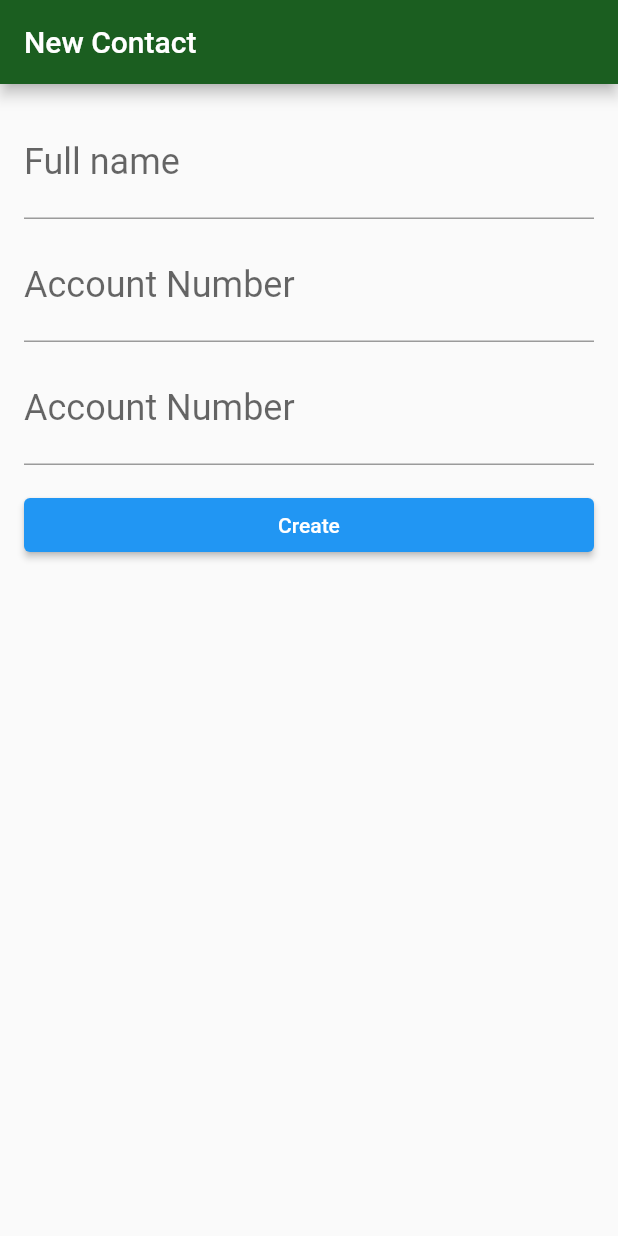
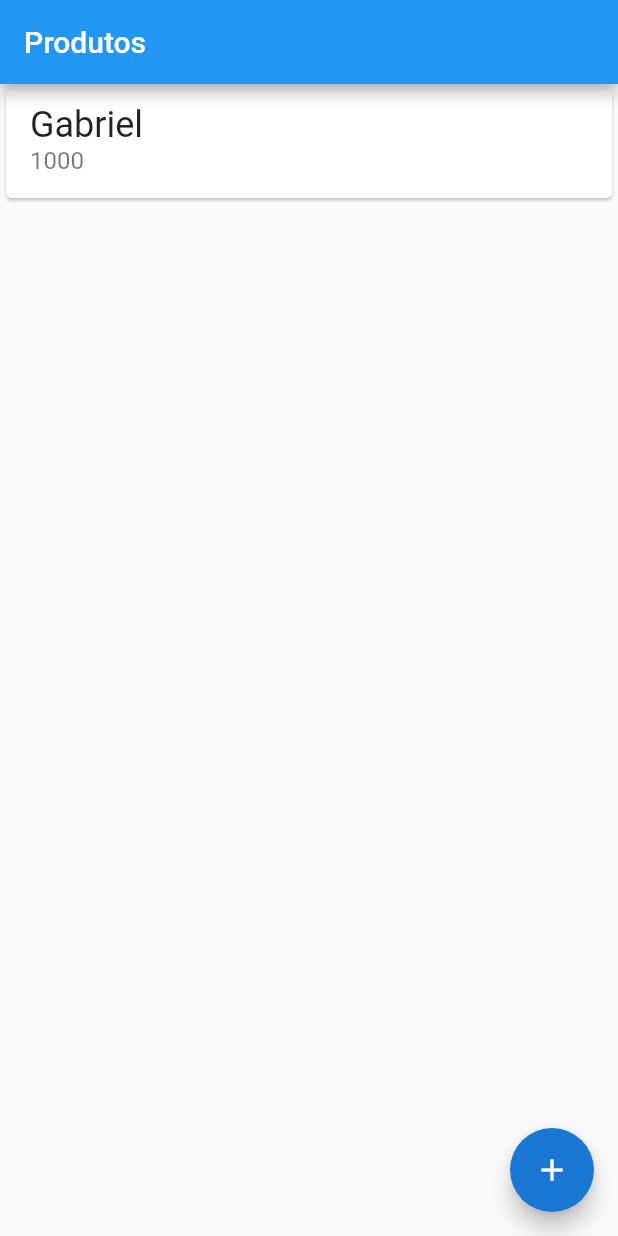
Before and after one commit to Gabriel-Campos-Marques/cad_Produtos, a Flutter app: the screen it shows after launch, on a phone screen of 412 x 824 dp. Run offline on Flutter 3.47's test engine with Material 2 defaults, Android fonts, the phone set to English and light mode, and no system bars.

Commit message:
Finalizado o DropdownButton e personalização da tela

```diff
--- a/lib/main.dart
+++ b/lib/main.dart
@@ -1,3 +1,4 @@
+import 'package:cad_produtos/screens/contactList_form.dart';
 import 'package:cad_produtos/screens/contact_form.dart';
 import 'package:flutter/material.dart';
 
@@ -13,15 +14,15 @@ class cadProduto extends StatelessWidget {
   Widget build(BuildContext context) {
     return MaterialApp(
       theme: ThemeData(
-          primaryColor: Colors.green[900],
-          appBarTheme: AppBarTheme(color: Colors.green[900]),
+          primaryColor: Colors.blueAccent[900],
+          appBarTheme: AppBarTheme(color: Colors.blueAccent[900]),
           colorScheme: ColorScheme.fromSwatch()
-              .copyWith(secondary: Colors.blueAccent[700]),
+              .copyWith(secondary: Colors.blue[700]),
           buttonTheme: ButtonThemeData(
             buttonColor: Colors.blueAccent[700],
             textTheme: ButtonTextTheme.primary,
           )),
-      home: const ContactForm(),
+      home: const prodList(),
     );
   }
 }
--- a/lib/models/class.dart
+++ b/lib/models/class.dart
@@ -1,14 +1,14 @@
-class Contact {
-  final String name;
-  final int accountNumber;
+class Produto {
+  final String codProduto;
+  final String descProduto;
+  final int qdtProduto;
+  final String localProduto;
 
-  Contact(
-      this.name,
-      this.accountNumber,
-      );
+  Produto(
+      this.codProduto, this.descProduto, this.qdtProduto, this.localProduto);
 
   @override
   String toString() {
-    return 'Contact{name: $name, accountNumber: $accountNumber}';
+    return 'Produto{codProduto: $codProduto, descProduto: $descProduto, qdtProduto: $qdtProduto, localProduto: $localProduto}';
   }
 }
--- /dev/null
+++ b/lib/screens/contactList_form.dart
@@ -0,0 +1,44 @@
+import 'package:flutter/material.dart';
+import 'contact_form.dart';
+
+// ignore: camel_case_types
+class prodList extends StatelessWidget {
+  const prodList({Key? key}) : super(key: key);
+
+  @override
+  Widget build(BuildContext context) {
+    return Scaffold(
+      appBar: AppBar(
+        title: const Text('Produtos'),
+      ),
+      body: ListView(
+        children: const [
+          Card(
+            child: ListTile(
+              title: Text(
+                'Gabriel',
+                style: TextStyle(fontSize: 24.0),
+              ),
+              subtitle: Text(
+                '1000',
+                style: TextStyle(fontSize: 16.0),
+              ),
+            ),
+          )
+        ],
+      ),
+      floatingActionButton: FloatingActionButton(
+        onPressed: () {
+          Navigator.of(context)
+              .push(
+            MaterialPageRoute(builder: (context) => const cadProdutoForm()),
+          )
+              .then(
+                (newProduto) => debugPrint(newProduto.toString()),
+          );
+        },
+        child: const Icon(Icons.add),
+      ),
+    );
+  }
+}
```
Also changed, not shown: lib/screens/contact_form.dart (+85 -17 lines).
